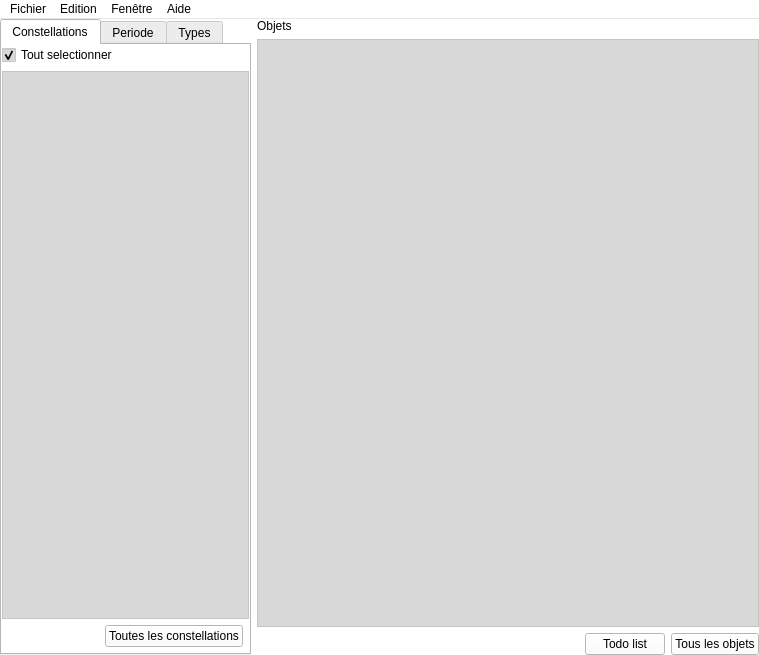
The window that mainwindow.ui (Paracetamol56/Observeur2) describes before a commit, drawn with Qt 5.
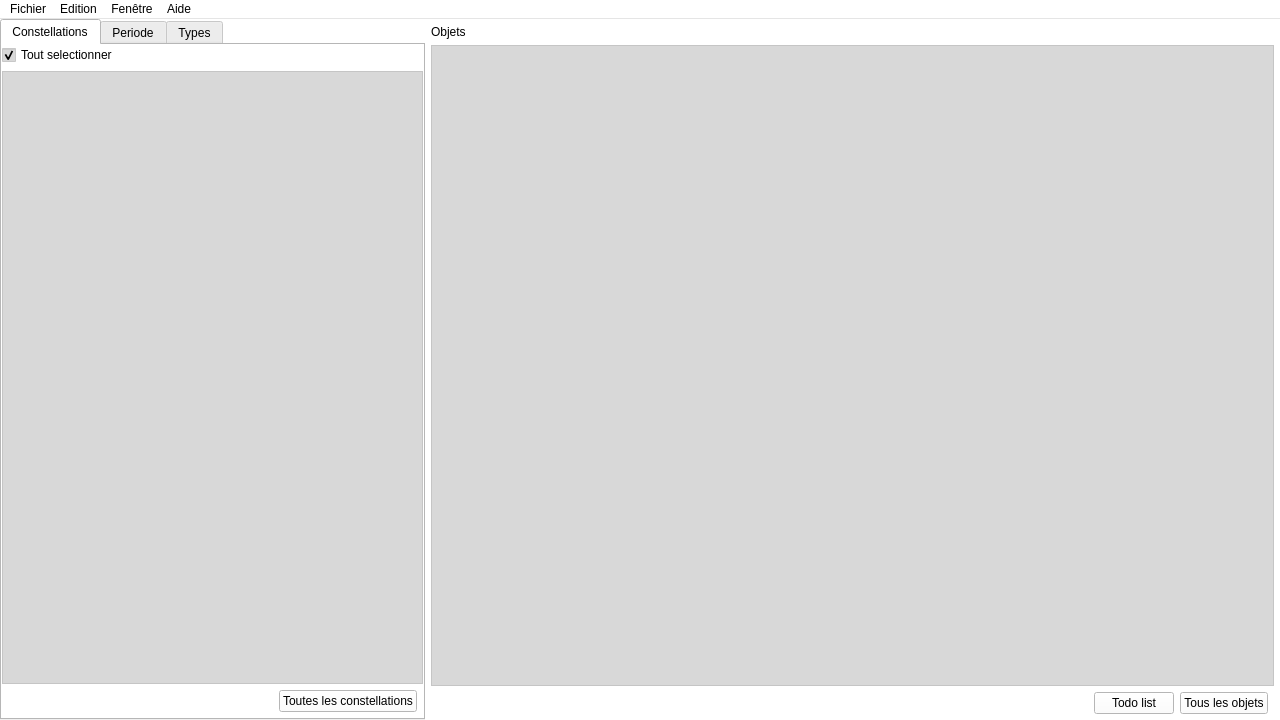
The same window after the commit. Icons and pictures are not drawn.

Patch:
```diff
--- a/mainwindow.ui
+++ b/mainwindow.ui
@@ -6,8 +6,8 @@
    <rect>
     <x>0</x>
     <y>0</y>
-    <width>759</width>
-    <height>655</height>
+    <width>1280</width>
+    <height>720</height>
    </rect>
   </property>
   <property name="palette">
@@ -643,6 +643,18 @@
     </item>
     <item>
      <layout class="QVBoxLayout" name="verticalLayout_3">
+      <property name="leftMargin">
+       <number>0</number>
+      </property>
+      <property name="topMargin">
+       <number>6</number>
+      </property>
+      <property name="rightMargin">
+       <number>6</number>
+      </property>
+      <property name="bottomMargin">
+       <number>0</number>
+      </property>
       <item>
        <widget class="QLabel" name="label">
         <property name="text">
@@ -671,6 +683,15 @@
       </item>
       <item>
        <layout class="QHBoxLayout" name="horizontalLayout_4">
+        <property name="leftMargin">
+         <number>6</number>
+        </property>
+        <property name="rightMargin">
+         <number>6</number>
+        </property>
+        <property name="bottomMargin">
+         <number>6</number>
+        </property>
         <item>
          <spacer name="horizontalSpacer_3">
           <property name="orientation">
@@ -709,7 +730,7 @@
     <rect>
      <x>0</x>
      <y>0</y>
-     <width>759</width>
+     <width>1280</width>
      <height>20</height>
     </rect>
    </property>
```
Left out of the diff: 80 changed lines with no effect on the pictures.
